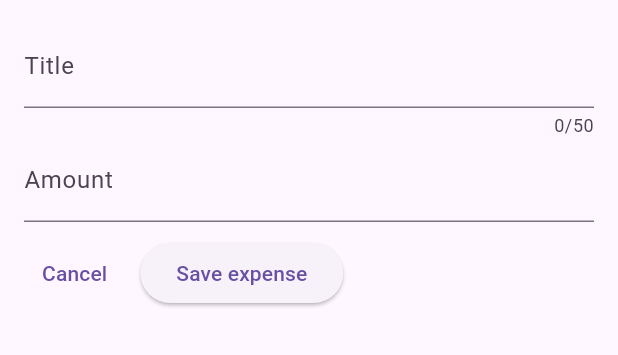
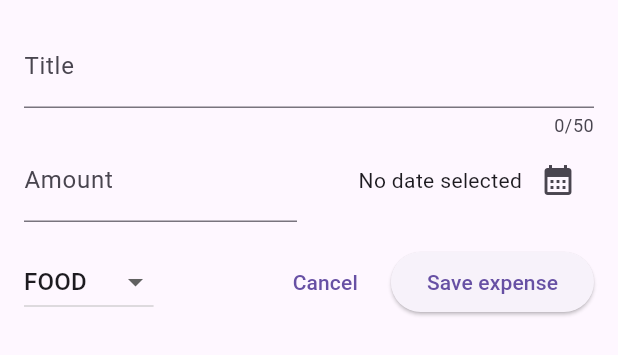
Before and after one commit to Abdullah-Majeed/expense_tracker_flutter, a Flutter app: the NewExpense widget shown alone on an empty page, opened directly, on a phone screen of 412 x 824 dp. Shown: the top 355 px of the screen. Run offline on Flutter 3.47's test engine with Material 3 defaults, Android fonts, the phone set to English and light mode, and no system bars.

Commit message:
new expense adding work completed

```diff
--- a/lib/widgets/new_expense.dart
+++ b/lib/widgets/new_expense.dart
@@ -1,4 +1,5 @@
 import 'package:flutter/material.dart';
+import 'package:expense_tracker/models/expense.dart';
 
 class NewExpense extends StatefulWidget {
   const NewExpense({super.key});
@@ -10,6 +11,31 @@ class NewExpense extends StatefulWidget {
 class _NewExpenseState extends State<NewExpense> {
   final titleController = TextEditingController();
   final amountController = TextEditingController();
+  DateTime? _selectedDate;
+  Category _selectedCategory = Category.food;
+  void _presentDatePicker() async {
+    final now = DateTime.now();
+    final firstDate = DateTime(
+      now.year - 1,
+      now.month,
+      now.day,
+    );
+    final pickedDate = await showDatePicker(
+        context: context,
+        initialDate: now,
+        firstDate: firstDate,
+        lastDate: now);
+
+    setState(() {
+      _selectedDate = pickedDate;
+    });
+  }
+
+  void handleChangeCategory(newCategory) {
+    setState(() {
+      _selectedCategory = newCategory;
+    });
+  }
 
   @override
   void dispose() {
@@ -32,7 +58,10 @@ class _NewExpenseState extends State<NewExpense> {
               label: Text('Title'),
             ),
           ),
-          TextField(
+          Row(
+            children: [
+              Expanded(
+                child: TextField(
                   controller: amountController,
                   keyboardType: TextInputType.number,
                   decoration: const InputDecoration(
@@ -40,11 +69,48 @@ class _NewExpenseState extends State<NewExpense> {
                     label: Text('Amount'),
                   ),
                 ),
+              ),
               const SizedBox(
-            height: 10,
+                width: 16,
+              ),
+              Expanded(
+                  child: Row(
+                mainAxisAlignment: MainAxisAlignment.end,
+                children: [
+                  Text(
+                    _selectedDate == null
+                        ? 'No date selected'
+                        : formatter.format(_selectedDate!),
+                  ),
+                  IconButton(
+                      onPressed: _presentDatePicker,
+                      icon: const Icon(
+                        Icons.calendar_month,
+                      ))
+                ],
+              ))
+            ],
+          ),
+          const SizedBox(
+            height: 16,
           ),
           Row(
             children: [
+              DropdownButton(
+                  value: _selectedCategory,
+                  items: Category.values
+                      .map(
+                        (category) => DropdownMenuItem(
+                          value: category,
+                          child: Text(category.name.toUpperCase()),
+                        ),
+                      )
+                      .toList(),
+                  onChanged: (value) {
+                    if (value == null) return;
+                    handleChangeCategory(value);
+                  }),
+              const Spacer(),
               TextButton(
                 onPressed: () {
                   Navigator.pop(context);
```
Lines whose indentation alone changed are shown as unchanged.
